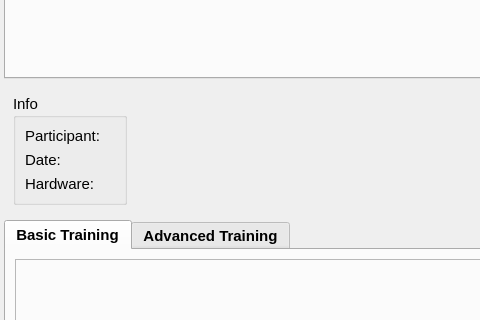
Old version of the form Modules/Home/Resources/UI/Home.ui in the repository EBATINCA/TrainUS; both pictures show x 0 to 480 and y 138 to 458 of the 925 by 551 pixel window.
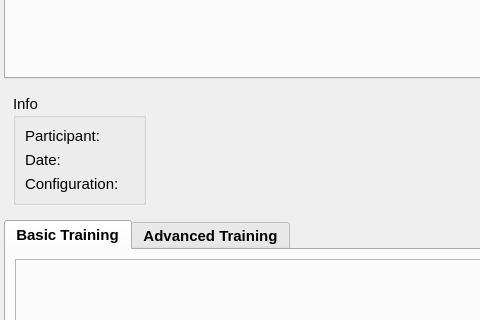
New version of the form. Custom widgets are drawn as their Qt base class.

The edit to the form file:
```diff
--- a/Modules/Home/Resources/UI/Home.ui
+++ b/Modules/Home/Resources/UI/Home.ui
@@ -388,7 +388,7 @@
          <item row="2" column="0">
           <widget class="QLabel" name="participantInfoLabel_3">
            <property name="text">
-            <string>Hardware:</string>
+            <string>Configuration:</string>
            </property>
           </widget>
          </item>
```
